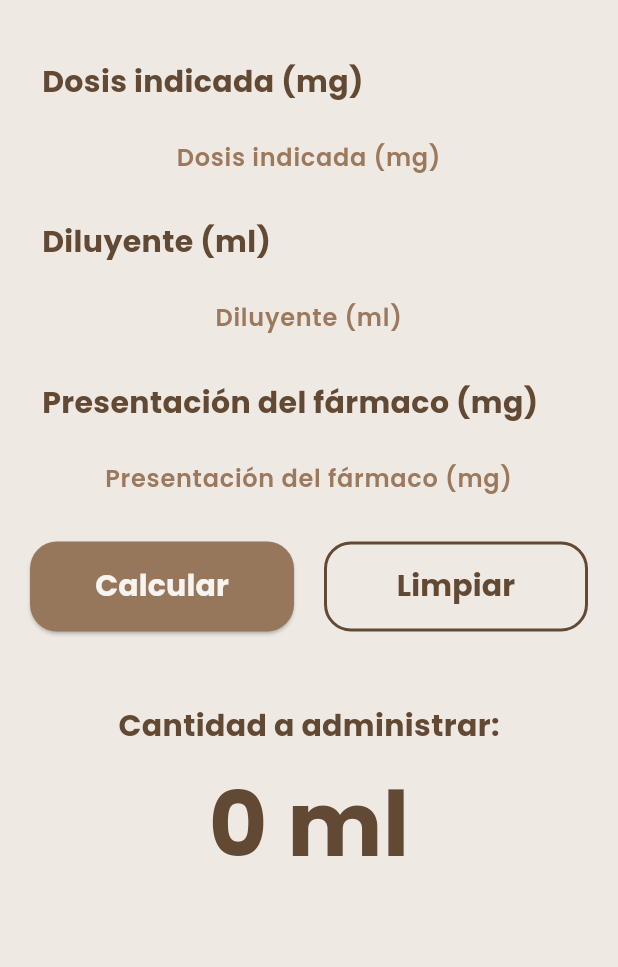
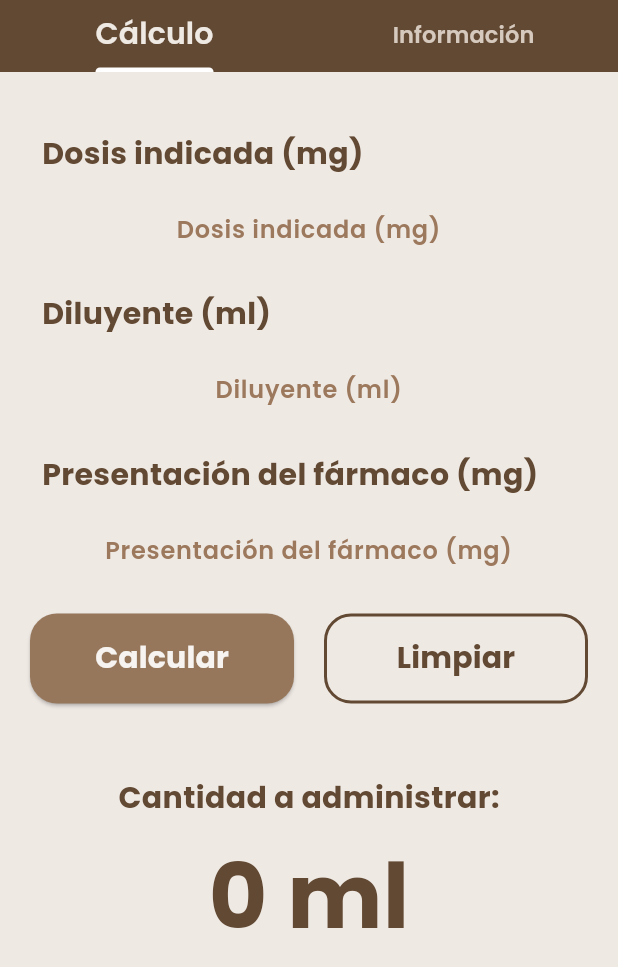
Before and after one commit to farkasokovo/nursia_app, a Flutter app: the _CalculadoraDosisLayout widget shown alone on an empty page, opened directly, on a phone screen of 412 x 824 dp. Shown: the top 967 px of the screen. Run offline on Flutter 3.47's test engine with Material 3 defaults, Android fonts, the phone set to English and light mode, and no system bars; our stand-ins replace phosphor_flutter.

Commit message:
A punto de modificar app_theme

```diff
--- a/lib/screens/calculadoras/calculadora_dosis.dart
+++ b/lib/screens/calculadoras/calculadora_dosis.dart
@@ -1,7 +1,8 @@
 import 'package:flutter/material.dart';
 import 'package:flutter/services.dart';
+import 'package:phosphor_flutter/phosphor_flutter.dart';
+
 import '../../widgets/expandable_category_screen.dart';
-import 'package:phosphor_flutter/phosphor_flutter.dart';
 import '../../theme/app_theme.dart';
 
 class CalculadoraDosis extends StatelessWidget {
@@ -26,12 +27,33 @@ class _CalculadoraDosisLayout extends StatefulWidget {
       _CalculadoraDosisLayoutState();
 }
 
-class _CalculadoraDosisLayoutState extends State<_CalculadoraDosisLayout> {
+class _CalculadoraDosisLayoutState extends State<_CalculadoraDosisLayout>
+    with SingleTickerProviderStateMixin {
+  late TabController _tabController;
+
   final dosisController = TextEditingController();
   final dilucionController = TextEditingController();
   final presentacionController = TextEditingController();
 
   double? resultado;
+
+  @override
+  void initState() {
+    super.initState();
+
+    _tabController = TabController(length: 2, vsync: this);
+  }
+
+  @override
+  void dispose() {
+    _tabController.dispose();
+
+    dosisController.dispose();
+    dilucionController.dispose();
+    presentacionController.dispose();
+
+    super.dispose();
+  }
 
   void calcular() {
     final dosis = double.tryParse(dosisController.text);
@@ -61,6 +83,46 @@ class _CalculadoraDosisLayoutState extends State<_CalculadoraDosisLayout> {
 
   @override
   Widget build(BuildContext context) {
+    return Column(
+      children: [
+        Container(
+          color: AppColors.darkPrimaryColor,
+          child: TabBar(
+            tabAlignment: TabAlignment.fill,
+            labelPadding: EdgeInsets.symmetric(horizontal: 20),
+            dividerColor: Colors.transparent,
+            indicatorColor: AppColors.secondaryColor,
+            labelColor: AppColors.secondaryColor,
+            unselectedLabelColor: AppColors.accentLightColor,
+            labelStyle: TextStyle(
+              fontSize: 20,
+              fontWeight: FontWeight.w600,
+              color: AppColors.lightSecondaryColor,
+            ),
+            unselectedLabelStyle: TextStyle(
+              fontSize: 15,
+              fontWeight: FontWeight.w600,
+            ),
+            controller: _tabController,
+
+            tabs: const [
+              Tab(text: "Cálculo"),
+              Tab(text: "Información"),
+            ],
+          ),
+        ),
+
+        Expanded(
+          child: TabBarView(
+            controller: _tabController,
+            children: [_buildCalculadora(), _buildInfo()],
+          ),
+        ),
+      ],
+    );
+  }
+
+  Widget _buildCalculadora() {
     return Padding(
       padding: const EdgeInsets.fromLTRB(20, 40, 20, 20),
 
@@ -119,12 +181,10 @@ class _CalculadoraDosisLayoutState extends State<_CalculadoraDosisLayout> {
                     style: OutlinedButton.styleFrom(
                       overlayColor: AppColors.darkPrimaryColor,
                       minimumSize: const Size(double.infinity, 60),
-
                       side: const BorderSide(
                         color: AppColors.darkPrimaryColor,
                         width: 2,
                       ),
-
                       shape: const RoundedRectangleBorder(
                         borderRadius: AppRadius.defaultRadius,
                       ),
@@ -180,6 +240,25 @@ class _CalculadoraDosisLayoutState extends State<_CalculadoraDosisLayout> {
       ),
     );
   }
+
+  Widget _buildInfo() {
+    return Padding(
+      padding: const EdgeInsets.all(20),
+
+      child: Text(
+        "Esta calculadora permite determinar la cantidad "
+        "exacta de medicamento en mililitros que debe "
+        "administrarse al paciente con base en la dosis "
+        "indicada, el volumen del diluyente y la "
+        "presentación disponible del fármaco.\n\n"
+        "Fórmula aplicada:\n"
+        "(Dosis indicada × Diluyente) ÷ Presentación.\n\n"
+        "Siempre verificar unidades antes de administrar.",
+
+        style: AppTextStyles.bodyBrownText,
+      ),
+    );
+  }
 }
 
 class _DoseInputField extends StatelessWidget {
@@ -195,47 +274,54 @@ class _DoseInputField extends StatelessWidget {
 
   @override
   Widget build(BuildContext context) {
-    return SizedBox(
-      child: Column(
-        crossAxisAlignment:
-            CrossAxisAlignment.start, // Alinea la leyenda a la izquierda
+    return Column(
+      crossAxisAlignment: CrossAxisAlignment.start,
       children: [
-          // LEYENDA SUPERIOR
         Padding(
           padding: const EdgeInsets.only(left: 8, bottom: 8),
+
           child: Text(label, style: AppTextStyles.titleBrownTextv0),
         ),
-          // CAMPO DE TEXTO
+
         SizedBox(
           height: 50,
+
           child: TextField(
             controller: controller,
-              keyboardType: const TextInputType.numberWithOptions(
-                decimal: true,
-              ),
+
+            keyboardType: const TextInputType.numberWithOptions(decimal: true),
+
             textAlign: TextAlign.center,
-              textAlignVertical: TextAlignVertical.center,
+
             style: AppTextStyles.titleBrownText.copyWith(fontSize: 25),
+
             enableInteractiveSelection: false,
+
             inputFormatters: [
               FilteringTextInputFormatter.allow(RegExp(r'^\d*\.?\d*')),
+
               LengthLimitingTextInputFormatter(maxLength),
             ],
+
             decoration: InputDecoration(
               hintText: label,
+
               hintStyle: AppTextStyles.bodyBrownText,
+
               filled: true,
+
               fillColor: AppColors.secondaryColor,
+
               border: OutlineInputBorder(
                 borderRadius: AppRadius.defaultRadius,
                 borderSide: BorderSide.none,
               ),
+
               contentPadding: const EdgeInsets.symmetric(vertical: 0),
             ),
           ),
         ),
       ],
-      ),
     );
   }
 }
--- a/lib/screens/escalas/neurologicas/glasgow_screen.dart
+++ b/lib/screens/escalas/neurologicas/glasgow_screen.dart
@@ -175,12 +175,8 @@ Color _glasgowColor(String resultado) {
   }
 
   final score = int.parse(match.group(0)!);
-
   if (score == 15) return AppColors.greenAlert;
-
   if (score >= 13) return AppColors.withoutAlert;
-
   if (score >= 9) return AppColors.redAlertv1;
-
   return AppColors.redAlertv3;
 }
```
Also changed, not shown: lib/screens/base_tab_screen.dart (added, +34 -0 lines), lib/widgets/molde_escalas_screen.dart (+45 -12 lines). Lines whose indentation alone changed are shown as unchanged.
